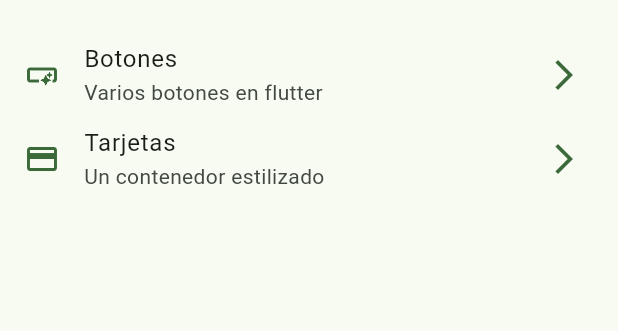
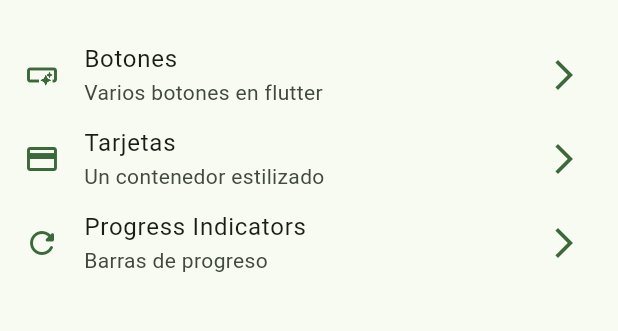
Before and after one commit to edward2553/widget_app, a Flutter app: the screen it shows after launch, on a phone screen of 412 x 824 dp, the part 63-394 px from its top. Run offline on Flutter 3.47's test engine with Material 2 defaults, Android fonts, the phone set to English and light mode, and no system bars; our stand-ins replace go_router.

Commit message:
Progress indicator finished

```diff
--- a/lib/config/menu/menu_items.dart
+++ b/lib/config/menu/menu_items.dart
@@ -1,4 +1,5 @@
 import 'package:flutter/material.dart';
+import 'package:widget_app/presentation/screens/screens.dart';
 
 class MenuItem {
   final String title;
@@ -6,6 +7,7 @@ class MenuItem {
   final String subTitle;
   final String link;
   final IconData icon;
+  final Widget widget;
 
   const MenuItem({
     required this.title,
@@ -13,6 +15,7 @@ class MenuItem {
     required this.subTitle,
     required this.link,
     required this.icon,
+    required this.widget,
   });
 
 }
@@ -25,6 +28,7 @@ const appMenuItems = <MenuItem> [
     subTitle: 'Varios botones en flutter',
     link: '/buttons',
     icon: Icons.smart_button_outlined,
+    widget: ButtonsScreen(),
   ),
   MenuItem(
     title: 'Tarjetas',
@@ -32,6 +36,15 @@ const appMenuItems = <MenuItem> [
     subTitle: 'Un contenedor estilizado',
     link: '/cards',
     icon: Icons.credit_card_outlined,
+    widget: CardsScreen(),
+  ),
+  MenuItem(
+    title: 'Progress Indicators',
+    name: 'Generales y controlados',
+    subTitle: 'Barras de progreso',
+    link: '/progress',
+    icon: Icons.refresh_rounded,
+    widget: ProgressScreen(),
   ),
 
 ];
--- a/lib/config/router/app_router.dart
+++ b/lib/config/router/app_router.dart
@@ -1,27 +1,50 @@
 import 'package:go_router/go_router.dart';
+import 'package:widget_app/config/menu/menu_items.dart';
 import '../../presentation/screens/screens.dart';
 
+final apps = appMenuItems.map((menuItem) =>
+      GoRoute(
+        path: menuItem.link,
+        name: menuItem.name,
+        builder: (context, state) => menuItem.widget,
+      )
+    ).toList();
 // GoRouter configuration
 final appRouter = GoRouter(
+  // routes: [
+
+  //   GoRoute(
+  //     path: '/',
+  //     name: HomeScreen.name,
+  //     builder: (context, state) => const HomeScreen(),
+  //   ),
+
+  //   GoRoute(
+  //     path: '/buttons',
+  //     name: ButtonsScreen.name,
+  //     builder: (context, state) => const ButtonsScreen(),
+  //   ),
+
+  //   GoRoute(
+  //     path: '/cards',
+  //     name: CardsScreen.name,
+  //     builder: (context, state) => const CardsScreen(),
+  //   ),
+
+  //   GoRoute(
+  //     path: '/progress',
+  //     name: CardsScreen.name,
+  //     builder: (context, state) => const CardsScreen(),
+  //   ),
+
+  // ],
   routes: [
-
     GoRoute(
       path: '/',
       name: HomeScreen.name,
       builder: (context, state) => const HomeScreen(),
     ),
+    ...apps,
+  ]
 
-    GoRoute(
-      path: '/buttons',
-      name: ButtonsScreen.name,
-      builder: (context, state) => const ButtonsScreen(),
-    ),
-
-    GoRoute(
-      path: '/cards',
-      name: CardsScreen.name,
-      builder: (context, state) => const CardsScreen(),
-    ),
-
-  ],
 );
```
Also changed, not shown: lib/presentation/screens/progress/progress_screen.dart (+59 -1 lines).
